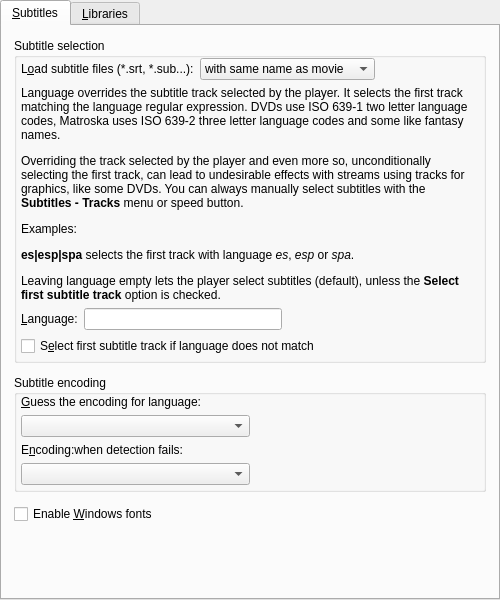
This is src/gui/pref/subtitles.ui in wilbert2000/wzplayer as Qt 5 draws it before an edit. The edited form follows.
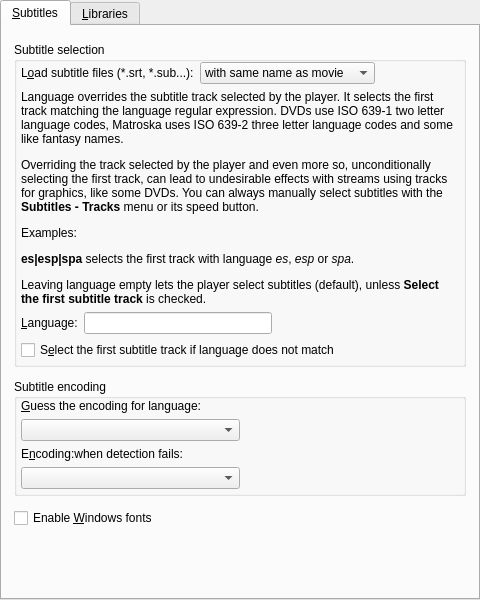
This is the edited form. Custom widgets are drawn as their Qt base class.

Commit message: Small margins, spacing, dimensions and text changes

Diff of the .ui file:
```diff
--- a/src/gui/pref/subtitles.ui
+++ b/src/gui/pref/subtitles.ui
@@ -6,7 +6,7 @@
    <rect>
     <x>0</x>
     <y>0</y>
-    <width>500</width>
+    <width>480</width>
     <height>600</height>
    </rect>
   </property>
@@ -33,7 +33,16 @@
        <property name="spacing">
         <number>12</number>
        </property>
-       <property name="margin">
+       <property name="leftMargin">
+        <number>12</number>
+       </property>
+       <property name="topMargin">
+        <number>16</number>
+       </property>
+       <property name="rightMargin">
+        <number>12</number>
+       </property>
+       <property name="bottomMargin">
         <number>12</number>
        </property>
        <item>
@@ -123,7 +132,7 @@
             <item>
              <widget class="QLabel" name="language_desc_label">
               <property name="text">
-               <string>&lt;html&gt;&lt;head/&gt;&lt;body&gt;&lt;p&gt;Language overrides the subtitle track selected by the player. It selects the first track matching the language regular expression. DVDs use ISO 639-1 two letter language codes, Matroska uses ISO 639-2 three letter language codes and some like fantasy names.&lt;/p&gt;&lt;p&gt;Overriding the track selected by the player and even more so, unconditionally selecting the first track, can lead to undesirable effects with streams using tracks for graphics, like some DVDs. You can always manually select subtitles with the &lt;span style=&quot; font-weight:600;&quot;&gt;Subtitles - Tracks&lt;/span&gt; menu or speed button.&lt;/p&gt;&lt;p&gt;Examples:&lt;/p&gt;&lt;p&gt;&lt;span style=&quot; font-weight:600;&quot;&gt;es|esp|spa&lt;/span&gt; selects the first track with language &lt;span style=&quot; font-style:italic;&quot;&gt;es&lt;/span&gt;, &lt;span style=&quot; font-style:italic;&quot;&gt;esp&lt;/span&gt; or &lt;span style=&quot; font-style:italic;&quot;&gt;spa&lt;/span&gt;.&lt;/p&gt;&lt;p&gt;Leaving language empty lets the player select subtitles (default), unless the &lt;span style=&quot; font-weight:600;&quot;&gt;Select first subtitle track&lt;/span&gt; option is checked.&lt;/p&gt;&lt;/body&gt;&lt;/html&gt;</string>
+               <string>&lt;html&gt;&lt;head/&gt;&lt;body&gt;&lt;p&gt;Language overrides the subtitle track selected by the player. It selects the first track matching the language regular expression. DVDs use ISO 639-1 two letter language codes, Matroska uses ISO 639-2 three letter language codes and some like fantasy names.&lt;/p&gt;&lt;p&gt;Overriding the track selected by the player and even more so, unconditionally selecting the first track, can lead to undesirable effects with streams using tracks for graphics, like some DVDs. You can always manually select subtitles with the &lt;span style=&quot; font-weight:600;&quot;&gt;Subtitles - Tracks&lt;/span&gt; menu or its speed button.&lt;/p&gt;&lt;p&gt;Examples:&lt;/p&gt;&lt;p&gt;&lt;span style=&quot; font-weight:600;&quot;&gt;es|esp|spa&lt;/span&gt; selects the first track with language &lt;span style=&quot; font-style:italic;&quot;&gt;es&lt;/span&gt;, &lt;span style=&quot; font-style:italic;&quot;&gt;esp&lt;/span&gt; or &lt;span style=&quot; font-style:italic;&quot;&gt;spa&lt;/span&gt;.&lt;/p&gt;&lt;p&gt;Leaving language empty lets the player select subtitles (default), unless &lt;span style=&quot; font-weight:600;&quot;&gt;Select the first subtitle track&lt;/span&gt; is checked.&lt;/p&gt;&lt;/body&gt;&lt;/html&gt;</string>
               </property>
               <property name="wordWrap">
                <bool>true</bool>
@@ -187,7 +196,7 @@
           <item>
            <widget class="QCheckBox" name="select_first_subtitle_check">
             <property name="text">
-             <string>S&amp;elect first subtitle track if language does not match</string>
+             <string>S&amp;elect the first subtitle track if language does not match</string>
             </property>
            </widget>
           </item>
```
Left out of the diff: 2 changed lines with no effect on the pictures. The commit also changes 10 other files.
